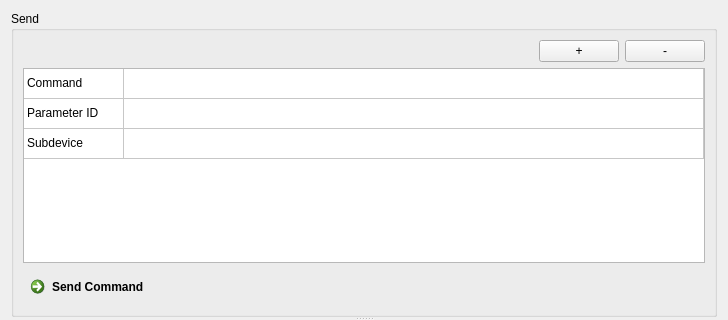
Old version of the form examples/controller/ui/SendCommandGUI.ui in the repository ETCLabs/RDMnet; both pictures show x 0 to 728 and y 0 to 320 of the 728 by 568 pixel window.
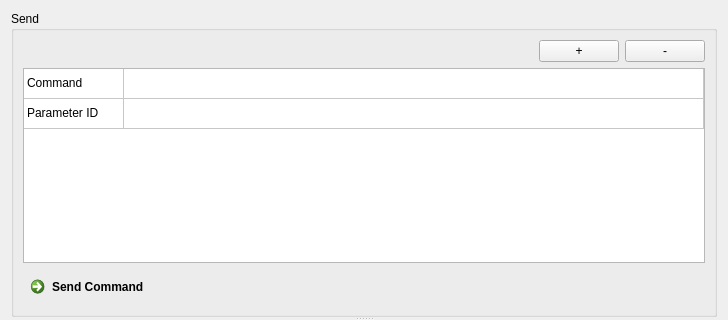
New version of the form.

Commit message: Handle arbitrary PIDs; no Subdevices yet

```diff
--- a/examples/controller/ui/SendCommandGUI.ui
+++ b/examples/controller/ui/SendCommandGUI.ui
@@ -76,11 +76,6 @@
            <string>New Row</string>
           </property>
          </row>
-         <row>
-          <property name="text">
-           <string>New Row</string>
-          </property>
-         </row>
          <column>
           <property name="text">
            <string>New Column</string>
@@ -101,11 +96,6 @@
            <string>Parameter ID</string>
           </property>
          </item>
-         <item row="2" column="0">
-          <property name="text">
-           <string>Subdevice</string>
-          </property>
-         </item>
         </widget>
        </item>
        <item>
```
The commit also changes 2 other files.
